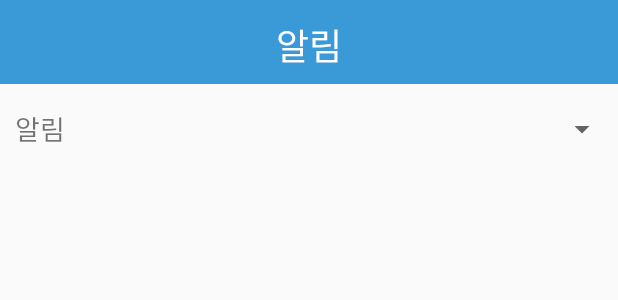
After one commit to plainswalker/FixMe, an Android app: the layout activity_schedule_alarm.xml on its own in the app's theme, with its tools: preview values and no code run, on a phone screen of 412 x 824 dp. The commit adds this screen. Shown: the top 300 px of the screen. Run offline under Robolectric (Android 15) with nearby library versions, the phone set to English and light mode, and no system bars.

Commit message:
able to set alarm element in ScheduleFragment

```diff
--- a/app/src/main/AndroidManifest.xml
+++ b/app/src/main/AndroidManifest.xml
@@ -32,7 +32,10 @@
         <activity android:name=".AlarmPeriodActivity" />
         <activity android:name=".AlarmOpacityActivity" />
         <activity android:name=".LightSensActivity" />
-        <activity android:name=".ScheduleTimeActivity"></activity>
+        <activity android:name=".ScheduleTimeActivity" />
+        <activity android:name=".ScheduleRepeationActivity" />
+        <activity android:name=".ScheduleAlarmActivity" />
+        <activity android:name=".ScheduleColorActivity"></activity>
     </application>
 
 </manifest>
--- /dev/null
+++ b/app/src/main/res/layout/activity_schedule_alarm.xml
@@ -0,0 +1,62 @@
+<?xml version="1.0" encoding="utf-8"?>
+<LinearLayout xmlns:android="http://schemas.android.com/apk/res/android"
+    xmlns:app="http://schemas.android.com/apk/res-auto"
+    android:orientation="vertical"
+    android:layout_width="match_parent"
+    android:layout_height="match_parent"
+    android:id="@+id/activity_schedule_alarm">
+
+    <RelativeLayout
+        android:layout_width="match_parent"
+        android:layout_height="wrap_content">
+
+        <android.support.v7.widget.Toolbar
+            android:id="@+id/toolbar"
+            android:layout_width="match_parent"
+            android:layout_height="wrap_content"
+            android:background="#3a99d7"
+            android:minHeight="?attr/actionBarSize"
+            app:layout_constraintEnd_toEndOf="parent"
+            app:layout_constraintHorizontal_bias="0.0"
+            app:layout_constraintStart_toStartOf="parent"
+            app:layout_constraintTop_toTopOf="parent" />
+
+        <TextView
+            android:id="@+id/scheduleAlarmTitle"
+            android:layout_width="wrap_content"
+            android:layout_height="wrap_content"
+            android:layout_alignParentTop="true"
+            android:layout_centerHorizontal="true"
+            android:layout_marginTop="12dp"
+            android:text="알림"
+            android:textColor="#FFFFFF"
+            android:textSize="24sp"
+            app:layout_constraintEnd_toEndOf="@+id/toolbar2"
+            app:layout_constraintStart_toStartOf="@+id/toolbar2"
+            app:layout_constraintTop_toTopOf="parent" />
+
+    </RelativeLayout>
+
+    <LinearLayout
+        android:layout_width="match_parent"
+        android:layout_height="wrap_content"
+        android:orientation="horizontal">
+
+        <TextView
+            android:id="@+id/scheduleAlarm"
+            android:layout_width="wrap_content"
+            android:layout_height="60dp"
+            android:layout_weight="1"
+            android:gravity="center_vertical"
+            android:paddingLeft="10dp"
+            android:text="알림"
+            android:textSize="18sp" />
+
+        <Spinner
+            android:id="@+id/alarmSpinner"
+            android:layout_width="wrap_content"
+            android:layout_height="60dp"
+            android:layout_weight="5" />
+    </LinearLayout>
+
+</LinearLayout>
--- a/app/src/main/res/layout/fragment_schedule.xml
+++ b/app/src/main/res/layout/fragment_schedule.xml
@@ -138,7 +138,7 @@
             android:layout_height="match_parent">
 
             <TextView
-                android:id="@+id/attributeNoti"
+                android:id="@+id/attributeAlarm"
                 android:layout_width="match_parent"
                 android:layout_height="match_parent"
                 android:layout_marginRight="5dp"
@@ -149,7 +149,7 @@
                 android:textSize="18sp" />
 
             <TextView
-                android:id="@+id/notiDetail"
+                android:id="@+id/alarmDetail"
                 android:layout_width="match_parent"
                 android:layout_height="match_parent"
                 android:gravity="center_vertical"
@@ -157,7 +157,7 @@
                 android:textSize="18sp" />
 
             <Button
-                android:id="@+id/notiButton"
+                android:id="@+id/alarmButton"
                 android:layout_width="wrap_content"
                 android:layout_height="wrap_content"
                 android:layout_marginLeft="5dp"
```
Also changed, not shown: app/src/main/java/com/example/nayunpark/fixme_ui/ScheduleAlarmActivity.java (added, +39 -0 lines), app/src/main/java/com/example/nayunpark/fixme_ui/ScheduleColorActivity.java (added, +13 -0 lines), app/src/main/java/com/example/nayunpark/fixme_ui/ScheduleFragment.java (+11 -2 lines), app/src/main/java/com/example/nayunpark/fixme_ui/ScheduleRepeationActivity.java (added, +13 -0 lines), app/src/main/res/layout/activity_schedule_color.xml (added, +9 -0 lines), app/src/main/res/layout/activity_schedule_repeation.xml (added, +9 -0 lines).
